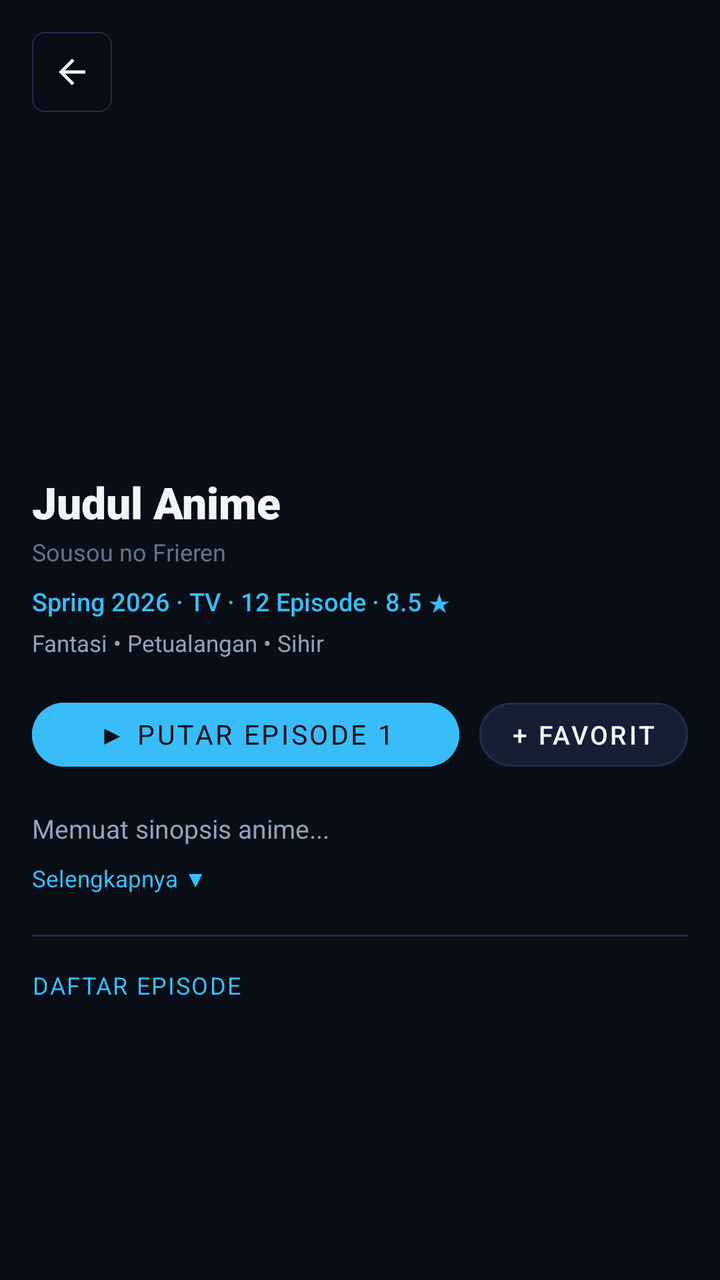
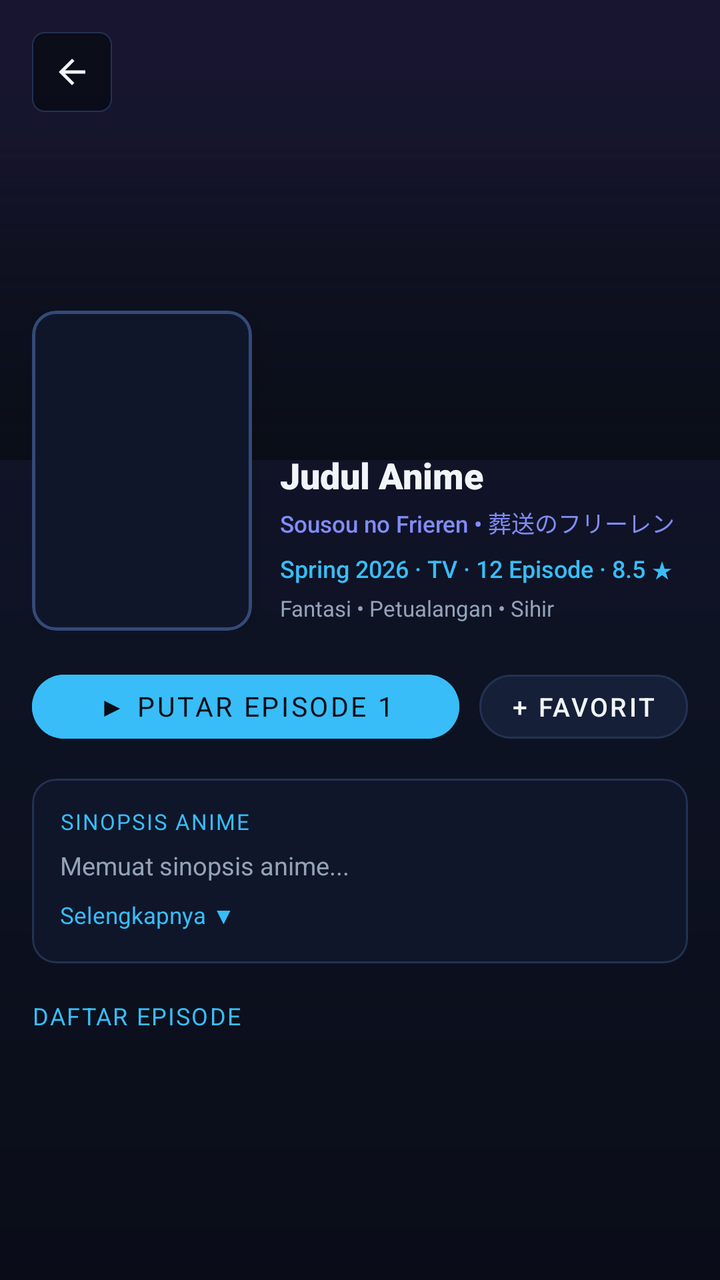

The first picture is an Android layout as it rendered before a commit; the second is the same layout after the commit. The layout source and the unified diff follow.
<!-- AndroidManifest.xml: application theme Theme.Menatap -->
<!-- res/layout/activity_detail.xml -->
<?xml version="1.0" encoding="utf-8"?>
<androidx.coordinatorlayout.widget.CoordinatorLayout xmlns:android="http://schemas.android.com/apk/res/android"
    xmlns:app="http://schemas.android.com/apk/res-auto"
    android:layout_width="match_parent"
    android:layout_height="match_parent"
    android:background="@color/frost_void">

    <androidx.core.widget.NestedScrollView
        android:layout_width="match_parent"
        android:layout_height="match_parent"
        android:fillViewport="true"
        android:overScrollMode="never">

        <LinearLayout
            android:layout_width="match_parent"
            android:layout_height="wrap_content"
            android:orientation="vertical"
            android:paddingBottom="50dp">

            
            <FrameLayout
                android:layout_width="match_parent"
                android:layout_height="260dp">

                <ImageView
                    android:id="@+id/iv_detail_backdrop"
                    android:layout_width="match_parent"
                    android:layout_height="match_parent"
                    android:scaleType="centerCrop"
                    android:contentDescription="Backdrop" />

                
                <View
                    android:layout_width="match_parent"
                    android:layout_height="160dp"
                    android:layout_gravity="bottom"
                    android:background="@drawable/bg_hero_gradient_scrim" />

                
                <ImageButton
                    android:id="@+id/btn_detail_back"
                    android:layout_width="40dp"
                    android:layout_height="40dp"
                    android:layout_margin="16dp"
                    android:background="@drawable/bg_badge_frost"
                    android:src="@drawable/ic_arrow_back"
                    app:tint="@color/text_frost_bright"
                    android:contentDescription="Kembali" />
            </FrameLayout>

            
            <LinearLayout
                android:layout_width="match_parent"
                android:layout_height="wrap_content"
                android:orientation="vertical"
                android:paddingHorizontal="16dp"
                android:layout_marginTop="-24dp">

                
                <TextView
                    android:id="@+id/tv_detail_title"
                    android:layout_width="match_parent"
                    android:layout_height="wrap_content"
                    android:text="Judul Anime"
                    android:textColor="@color/text_frost_bright"
                    android:textSize="22sp"
                    android:fontFamily="sans-serif-black"
                    android:lineSpacingExtra="2dp" />

                
                <TextView
                    android:id="@+id/tv_detail_romaji"
                    android:layout_width="match_parent"
                    android:layout_height="wrap_content"
                    android:layout_marginTop="2dp"
                    android:text="Sousou no Frieren"
                    android:textColor="@color/text_frost_dim"
                    android:textSize="12sp"
                    android:fontFamily="sans-serif"
                    android:singleLine="true"
                    android:ellipsize="end" />

                
                <TextView
                    android:id="@+id/tv_detail_meta"
                    android:layout_width="match_parent"
                    android:layout_height="wrap_content"
                    android:layout_marginTop="8dp"
                    android:text="Spring 2026 · TV · 12 Episode · 8.5 ★"
                    android:textColor="@color/accent_glacial"
                    android:textSize="12.5sp"
                    android:fontFamily="sans-serif-medium" />

                
                <TextView
                    android:id="@+id/tv_detail_genres"
                    android:layout_width="match_parent"
                    android:layout_height="wrap_content"
                    android:layout_marginTop="4dp"
                    android:text="Fantasi • Petualangan • Sihir"
                    android:textColor="@color/text_frost_subtle"
                    android:textSize="11.5sp"
                    android:fontFamily="sans-serif" />

                
                <LinearLayout
                    android:layout_width="match_parent"
                    android:layout_height="wrap_content"
                    android:orientation="horizontal"
                    android:layout_marginTop="16dp">

                    <Button
                        android:id="@+id/btn_play_primary"
                        android:layout_width="0dp"
                        android:layout_height="44dp"
                        android:layout_weight="1"
                        android:text="▶ Putar Episode 1"
                        android:textColor="#090D16"
                        android:backgroundTint="@color/accent_glacial"
                        android:textSize="13.5sp"
                        android:fontFamily="sans-serif-bold"
                        app:cornerRadius="22dp"
                        android:stateListAnimator="@null" />

                    <Button
                        android:id="@+id/btn_toggle_bookmark"
                        android:layout_width="wrap_content"
                        android:layout_height="44dp"
                        android:layout_marginStart="10dp"
                        android:text="+ Favorit"
                        android:textColor="@color/text_frost_bright"
                        android:backgroundTint="@color/frost_elevated"
                        android:textSize="13sp"
                        android:fontFamily="sans-serif-medium"
                        app:strokeColor="@color/frost_border"
                        app:strokeWidth="1dp"
                        app:cornerRadius="22dp"
                        android:paddingHorizontal="16dp"
                        android:stateListAnimator="@null" />
                </LinearLayout>

                
                <TextView
                    android:id="@+id/tv_detail_synopsis"
                    android:layout_width="match_parent"
                    android:layout_height="wrap_content"
                    android:layout_marginTop="16dp"
                    android:textColor="@color/text_frost_subtle"
                    android:textSize="13sp"
                    android:lineSpacingExtra="3.5dp"
                    android:fontFamily="sans-serif"
                    android:maxLines="3"
                    android:ellipsize="end"
                    android:text="Memuat sinopsis anime..." />

                <TextView
                    android:id="@+id/tv_synopsis_toggle"
                    android:layout_width="wrap_content"
                    android:layout_height="wrap_content"
                    android:layout_marginTop="4dp"
                    android:text="Selengkapnya ▼"
                    android:textColor="@color/accent_glacial"
                    android:textSize="11.5sp"
                    android:fontFamily="sans-serif-bold"
                    android:paddingVertical="4dp" />

                <View
                    android:layout_width="match_parent"
                    android:layout_height="1dp"
                    android:background="@color/frost_border"
                    android:layout_marginTop="16dp"
                    android:layout_marginBottom="16dp" />

                
                <LinearLayout
                    android:layout_width="match_parent"
                    android:layout_height="wrap_content"
                    android:orientation="horizontal"
                    android:gravity="center_vertical">

                    <TextView
                        android:id="@+id/tv_episode_header"
                        android:layout_width="0dp"
                        android:layout_height="wrap_content"
                        android:layout_weight="1"
                        android:text="DAFTAR EPISODE"
                        android:textColor="@color/accent_glacial"
                        android:textSize="12sp"
                        android:fontFamily="sans-serif-bold"
                        android:letterSpacing="0.06" />

                    <ProgressBar
                        android:id="@+id/pb_episodes_loading"
                        android:layout_width="16dp"
                        android:layout_height="16dp"
                        android:indeterminateTint="@color/accent_glacial"
                        android:visibility="gone" />
                </LinearLayout>

                
                <androidx.recyclerview.widget.RecyclerView
                    android:id="@+id/rv_detail_episodes"
                    android:layout_width="match_parent"
                    android:layout_height="wrap_content"
                    android:layout_marginTop="12dp"
                    android:nestedScrollingEnabled="false" />
            </LinearLayout>
        </LinearLayout>
    </androidx.core.widget.NestedScrollView>
</androidx.coordinatorlayout.widget.CoordinatorLayout>
<!-- resources referenced by this layout -->
<resources>
  <color name="accent_glacial">#38BDF8</color>
  <color name="frost_border">#1F2E4A</color>
  <color name="frost_elevated">#141F33</color>
  <color name="frost_void">#090D16</color>
  <color name="text_frost_bright">#F1F5F9</color>
  <color name="text_frost_dim">#64748B</color>
  <color name="text_frost_subtle">#94A3B8</color>
  <!-- drawable bg_badge_frost (drawable) -->
  <?xml version="1.0" encoding="utf-8"?>
  <shape xmlns:android="http://schemas.android.com/apk/res/android"
      android:shape="rectangle">
      <corners android:radius="6dp" />
      <solid android:color="#CC080C14" />
      <stroke
          android:width="0.8dp"
          android:color="@color/frost_border" />
  </shape>
  <!-- drawable bg_hero_gradient_scrim (drawable) -->
  <?xml version="1.0" encoding="utf-8"?>
  <shape xmlns:android="http://schemas.android.com/apk/res/android"
      android:shape="rectangle">
      <gradient
          android:type="linear"
          android:angle="270"
          android:startColor="#00000000"
          android:centerColor="#99090D16"
          android:endColor="#F5090D16"
          android:centerY="0.5" />
  </shape>
  <!-- drawable ic_arrow_back (drawable) -->
  <?xml version="1.0" encoding="utf-8"?>
  <vector xmlns:android="http://schemas.android.com/apk/res/android"
      android:width="20dp"
      android:height="20dp"
      android:viewportWidth="24"
      android:viewportHeight="24">
      
      <path
          android:fillColor="#FFFFFFFF"
          android:pathData="M20,11H7.83l5.59,-5.59L12,4l-8,8 8,8 1.41,-1.41L7.83,13H20v-2z" />
  </vector>
  <style name="Theme.Menatap" parent="Theme.MaterialComponents.DayNight.NoActionBar">
          <item name="android:windowBackground">@color/frost_void</item>
          <item name="android:statusBarColor">@color/frost_void</item>
          <item name="android:navigationBarColor">@color/frost_void</item>
          <item name="colorPrimary">@color/accent_glacial</item>
          <item name="colorPrimaryVariant">@color/accent_azure</item>
          <item name="colorSecondary">@color/accent_frost_iris</item>
          <item name="android:textColorPrimary">@color/text_frost_bright</item>
          <item name="android:textColorSecondary">@color/text_frost_subtle</item>
      </style>
  <color name="accent_azure">#38BDF8</color>
  <color name="accent_frost_iris">#818CF8</color>
</resources>

<!-- the commit's change to res/layout/activity_detail.xml (unified diff, before → after) -->
@@ -1,9 +1,10 @@
 <?xml version="1.0" encoding="utf-8"?>
 <androidx.coordinatorlayout.widget.CoordinatorLayout xmlns:android="http://schemas.android.com/apk/res/android"
     xmlns:app="http://schemas.android.com/apk/res-auto"
+    android:id="@+id/layout_detail_root"
     android:layout_width="match_parent"
     android:layout_height="match_parent"
-    android:background="@color/frost_void">
+    android:background="@drawable/bg_anime_canvas_shinkai">
 
     <androidx.core.widget.NestedScrollView
         android:layout_width="match_parent"
@@ -20,19 +21,19 @@
             
             <FrameLayout
                 android:layout_width="match_parent"
-                android:layout_height="260dp">
+                android:layout_height="230dp">
 
                 <ImageView
                     android:id="@+id/iv_detail_backdrop"
                     android:layout_width="match_parent"
                     android:layout_height="match_parent"
                     android:scaleType="centerCrop"
-                    android:contentDescription="Backdrop" />
+                    android:contentDescription="Ambient Backdrop" />
 
                 
                 <View
                     android:layout_width="match_parent"
-                    android:layout_height="160dp"
+                    android:layout_height="170dp"
                     android:layout_gravity="bottom"
                     android:background="@drawable/bg_hero_gradient_scrim" />
 
@@ -54,53 +55,96 @@
                 android:layout_height="wrap_content"
                 android:orientation="vertical"
                 android:paddingHorizontal="16dp"
-                android:layout_marginTop="-24dp">
-
-                
-                <TextView
-                    android:id="@+id/tv_detail_title"
-                    android:layout_width="match_parent"
-                    android:layout_height="wrap_content"
-                    android:text="Judul Anime"
-                    android:textColor="@color/text_frost_bright"
-                    android:textSize="22sp"
-                    android:fontFamily="sans-serif-black"
-                    android:lineSpacingExtra="2dp" />
-
-                
-                <TextView
-                    android:id="@+id/tv_detail_romaji"
-                    android:layout_width="match_parent"
-                    android:layout_height="wrap_content"
-                    android:layout_marginTop="2dp"
-                    android:text="Sousou no Frieren"
-                    android:textColor="@color/text_frost_dim"
-                    android:textSize="12sp"
-                    android:fontFamily="sans-serif"
-                    android:singleLine="true"
-                    android:ellipsize="end" />
-
-                
-                <TextView
-                    android:id="@+id/tv_detail_meta"
-                    android:layout_width="match_parent"
-                    android:layout_height="wrap_content"
-                    android:layout_marginTop="8dp"
-                    android:text="Spring 2026 · TV · 12 Episode · 8.5 ★"
-                    android:textColor="@color/accent_glacial"
-                    android:textSize="12.5sp"
-                    android:fontFamily="sans-serif-medium" />
-
-                
-                <TextView
-                    android:id="@+id/tv_detail_genres"
-                    android:layout_width="match_parent"
-                    android:layout_height="wrap_content"
-                    android:layout_marginTop="4dp"
-                    android:text="Fantasi • Petualangan • Sihir"
-                    android:textColor="@color/text_frost_subtle"
-                    android:textSize="11.5sp"
-                    android:fontFamily="sans-serif" />
+                android:layout_marginTop="-75dp">
+
+                
+                <LinearLayout
+                    android:layout_width="match_parent"
+                    android:layout_height="wrap_content"
+                    android:orientation="horizontal"
+                    android:gravity="bottom">
+
+                    
+                    <com.google.android.material.card.MaterialCardView
+                        android:id="@+id/card_detail_poster"
+                        android:layout_width="110dp"
+                        android:layout_height="160dp"
+                        app:cardCornerRadius="12dp"
+                        app:cardElevation="8dp"
+                        app:cardBackgroundColor="@color/frost_surface"
+                        app:strokeColor="@color/anime_border_glow"
+                        app:strokeWidth="1.5dp">
+
+                        <ImageView
+                            android:id="@+id/iv_detail_poster"
+                            android:layout_width="match_parent"
+                            android:layout_height="match_parent"
+                            android:scaleType="centerCrop"
+                            android:contentDescription="Cover Karakter Anime" />
+                    </com.google.android.material.card.MaterialCardView>
+
+                    
+                    <LinearLayout
+                        android:layout_width="0dp"
+                        android:layout_height="wrap_content"
+                        android:layout_weight="1"
+                        android:layout_marginStart="14dp"
+                        android:orientation="vertical"
+                        android:paddingBottom="4dp">
+
+                        
+                        <TextView
+                            android:id="@+id/tv_detail_title"
+                            android:layout_width="match_parent"
+                            android:layout_height="wrap_content"
+                            android:text="Judul Anime"
+                            android:textColor="@color/text_frost_bright"
+                            android:textSize="18sp"
+                            android:fontFamily="sans-serif-black"
+                            android:lineSpacingExtra="2dp"
+                            android:maxLines="2"
+                            android:ellipsize="end" />
+
+                        
+                        <TextView
+                            android:id="@+id/tv_detail_romaji"
+                            android:layout_width="match_parent"
+                            android:layout_height="wrap_content"
+                            android:layout_marginTop="3dp"
+                            android:text="Sousou no Frieren • 葬送のフリーレン"
+                            android:textColor="@color/anime_iris_violet"
+                            android:textSize="11.5sp"
+                            android:fontFamily="sans-serif-medium"
+                            android:maxLines="2"
+                            android:ellipsize="end" />
+
+                        
+                        <TextView
+                            android:id="@+id/tv_detail_meta"
+                            android:layout_width="match_parent"
+                            android:layout_height="wrap_content"
+                            android:layout_marginTop="6dp"
+                            android:text="Spring 2026 · TV · 12 Episode · 8.5 ★"
+                            android:textColor="@color/accent_glacial"
+                            android:textSize="12sp"
+                            android:fontFamily="sans-serif-medium"
+                            android:maxLines="2"
+                            android:ellipsize="end" />
+
+                        
+                        <TextView
+                            android:id="@+id/tv_detail_genres"
+                            android:layout_width="match_parent"
+                            android:layout_height="wrap_content"
+                            android:layout_marginTop="4dp"
+                            android:text="Fantasi • Petualangan • Sihir"
+                            android:textColor="@color/text_frost_subtle"
+                            android:textSize="11sp"
+                            android:fontFamily="sans-serif"
+                            android:maxLines="1"
+                            android:ellipsize="end" />
+                    </LinearLayout>
+                </LinearLayout>
 
                 
                 <LinearLayout
@@ -140,41 +184,62 @@
                 </LinearLayout>
 
                 
-                <TextView
-                    android:id="@+id/tv_detail_synopsis"
-                    android:layout_width="match_parent"
-                    android:layout_height="wrap_content"
-                    android:layout_marginTop="16dp"
-                    android:textColor="@color/text_frost_subtle"
-                    android:textSize="13sp"
-                    android:lineSpacingExtra="3.5dp"
-                    android:fontFamily="sans-serif"
-                    android:maxLines="3"
-                    android:ellipsize="end"
-                    android:text="Memuat sinopsis anime..." />
-
-                <TextView
-                    android:id="@+id/tv_synopsis_toggle"
-                    android:layout_width="wrap_content"
-                    android:layout_height="wrap_content"
-                    android:layout_marginTop="4dp"
-                    android:text="Selengkapnya ▼"
-                    android:textColor="@color/accent_glacial"
-                    android:textSize="11.5sp"
-                    android:fontFamily="sans-serif-bold"
-                    android:paddingVertical="4dp" />
-
-                <View
-                    android:layout_width="match_parent"
-                    android:layout_height="1dp"
-                    android:background="@color/frost_border"
-                    android:layout_marginTop="16dp"
-                    android:layout_marginBottom="16dp" />
+                <com.google.android.material.card.MaterialCardView
+                    android:layout_width="match_parent"
+                    android:layout_height="wrap_content"
+                    android:layout_marginTop="14dp"
+                    app:cardCornerRadius="12dp"
+                    app:cardElevation="0dp"
+                    app:cardBackgroundColor="@color/frost_surface"
+                    app:strokeColor="@color/frost_border"
+                    app:strokeWidth="1dp">
+
+                    <LinearLayout
+                        android:layout_width="match_parent"
+                        android:layout_height="wrap_content"
+                        android:orientation="vertical"
+                        android:padding="14dp">
+
+                        <TextView
+                            android:layout_width="wrap_content"
+                            android:layout_height="wrap_content"
+                            android:text="SINOPSIS ANIME"
+                            android:textColor="@color/accent_glacial"
+                            android:textSize="11sp"
+                            android:fontFamily="sans-serif-bold"
+                            android:letterSpacing="0.06" />
+
+                        <TextView
+                            android:id="@+id/tv_detail_synopsis"
+                            android:layout_width="match_parent"
+                            android:layout_height="wrap_content"
+                            android:layout_marginTop="6dp"
+                            android:textColor="@color/text_frost_subtle"
+                            android:textSize="12.5sp"
+                            android:lineSpacingExtra="3.5dp"
+                            android:fontFamily="sans-serif"
+                            android:maxLines="3"
+                            android:ellipsize="end"
+                            android:text="Memuat sinopsis anime..." />
+
+                        <TextView
+                            android:id="@+id/tv_synopsis_toggle"
+                            android:layout_width="wrap_content"
+                            android:layout_height="wrap_content"
+                            android:layout_marginTop="6dp"
+                            android:text="Selengkapnya ▼"
+                            android:textColor="@color/accent_glacial"
+                            android:textSize="11.5sp"
+                            android:fontFamily="sans-serif-bold"
+                            android:paddingVertical="2dp" />
+                    </LinearLayout>
+                </com.google.android.material.card.MaterialCardView>
 
                 
                 <LinearLayout
                     android:layout_width="match_parent"
                     android:layout_height="wrap_content"
+                    android:layout_marginTop="18dp"
                     android:orientation="horizontal"
                     android:gravity="center_vertical">
 
<!-- resource entries referenced after the edit -->
@@ -1,12 +1,26 @@
 <!-- resources referenced by this layout -->
 <resources>
   <color name="accent_glacial">#38BDF8</color>
-  <color name="frost_border">#1F2E4A</color>
-  <color name="frost_elevated">#141F33</color>
-  <color name="frost_void">#090D16</color>
+  <color name="anime_border_glow">#334A78</color>
+  <color name="anime_iris_violet">#818CF8</color>
+  <color name="frost_border">#233252</color>
+  <color name="frost_elevated">#161F38</color>
+  <color name="frost_surface">#10162A</color>
+  <color name="frost_void">#0A0D18</color>
   <color name="text_frost_bright">#F1F5F9</color>
-  <color name="text_frost_dim">#64748B</color>
   <color name="text_frost_subtle">#94A3B8</color>
+  <!-- drawable bg_anime_canvas_shinkai (drawable) -->
+  <?xml version="1.0" encoding="utf-8"?>
+  <shape xmlns:android="http://schemas.android.com/apk/res/android"
+      android:shape="rectangle">
+      
+      <gradient
+          android:angle="270"
+          android:startColor="#181530"
+          android:centerColor="#0E1324"
+          android:endColor="#0A0D18"
+          android:type="linear" />
+  </shape>
   <!-- drawable bg_badge_frost (drawable) -->
   <?xml version="1.0" encoding="utf-8"?>
   <shape xmlns:android="http://schemas.android.com/apk/res/android"
